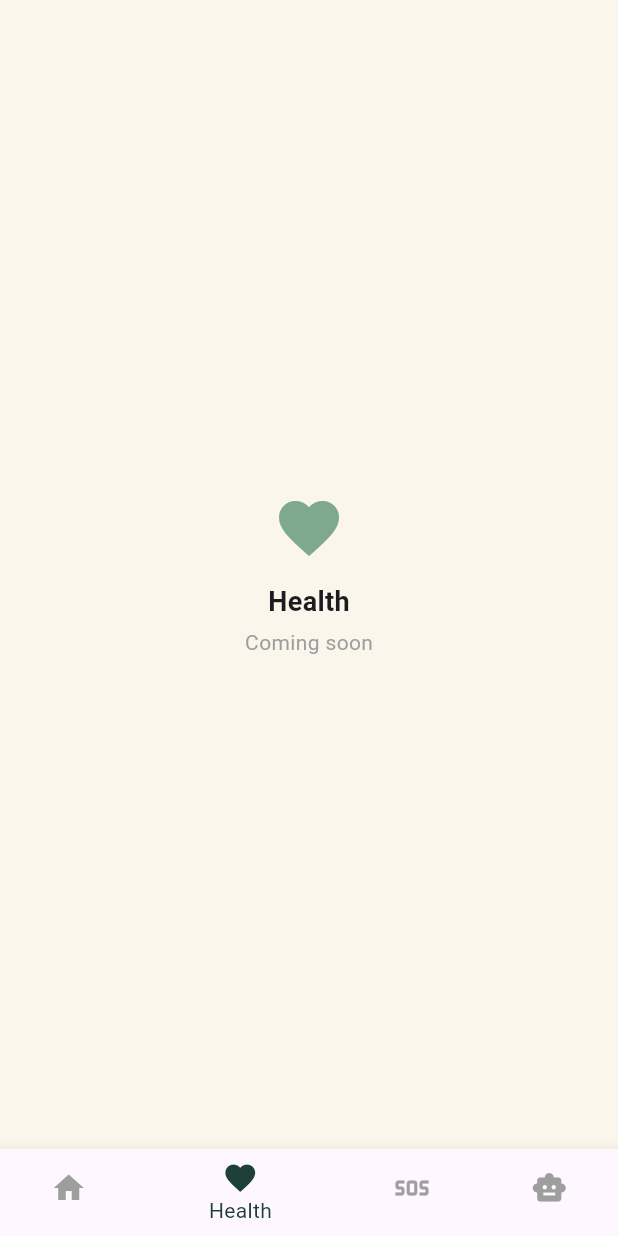
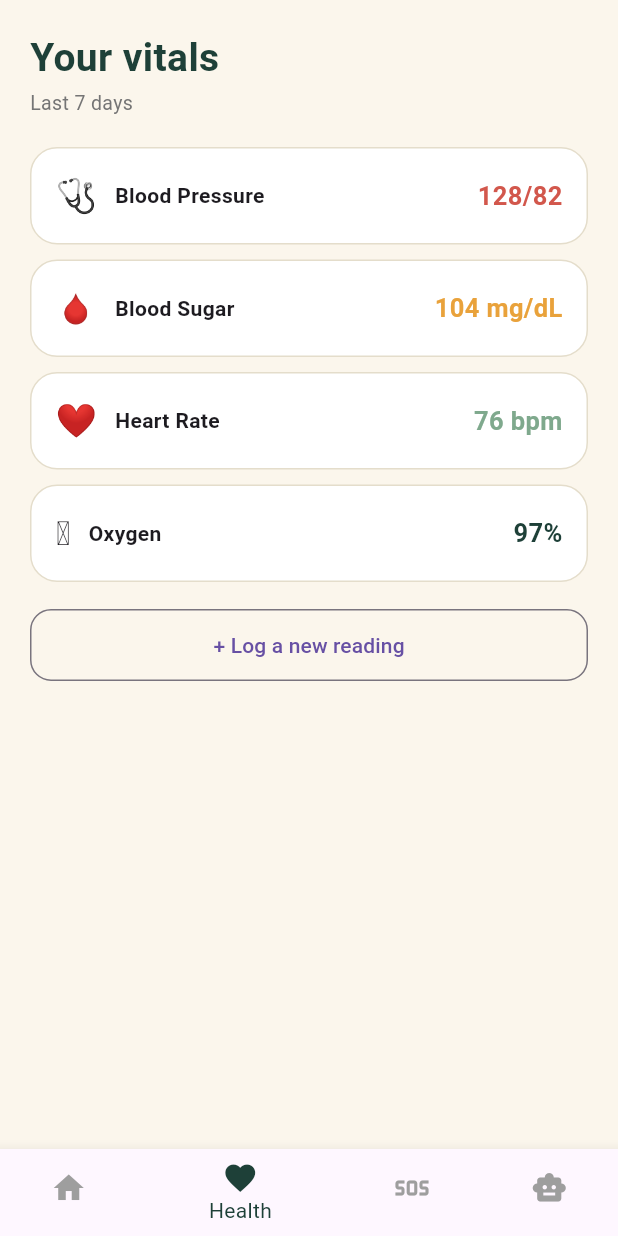
Before and after one commit to TharusiManchanayake/CareMate, a Flutter app: the screen it shows after launch, item 2 of the bottom bar chosen, on a phone screen of 412 x 824 dp. Run offline on Flutter 3.47's test engine with Material 3 defaults, Android fonts, the phone set to English and light mode, and no system bars.

Commit message:
Add Health screen with vitals cards, split into separate file

```diff
--- /dev/null
+++ b/lib/health_screen.dart
@@ -0,0 +1,104 @@
+import 'package:flutter/material.dart';
+
+// A small "model" for one vital reading — same idea as Medicine.
+class Vital {
+  final String name;
+  final String value;
+  final String icon;
+  final Color color;
+
+  Vital({
+    required this.name,
+    required this.value,
+    required this.icon,
+    required this.color,
+  });
+}
+
+class HealthScreen extends StatelessWidget {
+  const HealthScreen({super.key});
+
+  @override
+  Widget build(BuildContext context) {
+    final vitals = [
+      Vital(name: 'Blood Pressure', value: '128/82', icon: '🩺', color: const Color(0xFFD2574C)),
+      Vital(name: 'Blood Sugar', value: '104 mg/dL', icon: '🩸', color: const Color(0xFFE9A23B)),
+      Vital(name: 'Heart Rate', value: '76 bpm', icon: '❤️', color: const Color(0xFF7FA98D)),
+      Vital(name: 'Oxygen', value: '97%', icon: '🫁', color: const Color(0xFF1E4038)),
+    ];
+
+    return SingleChildScrollView(
+      padding: const EdgeInsets.all(20),
+      child: Column(
+        crossAxisAlignment: CrossAxisAlignment.start,
+        children: [
+          const Text(
+            'Your vitals',
+            style: TextStyle(
+              fontSize: 26,
+              fontWeight: FontWeight.w600,
+              color: Color(0xFF1E4038),
+            ),
+          ),
+          const SizedBox(height: 2),
+          Text(
+            'Last 7 days',
+            style: TextStyle(fontSize: 13, color: Colors.grey[600]),
+          ),
+          const SizedBox(height: 20),
+
+          for (final v in vitals) ...[
+            _vitalCard(v),
+            const SizedBox(height: 10),
+          ],
+
+          const SizedBox(height: 8),
+          SizedBox(
+            width: double.infinity,
+            child: OutlinedButton(
+              onPressed: () => debugPrint('Add vital reading tapped'),
+              style: OutlinedButton.styleFrom(
+                padding: const EdgeInsets.symmetric(vertical: 14),
+                shape: RoundedRectangleBorder(
+                  borderRadius: BorderRadius.circular(14),
+                ),
+              ),
+              child: const Text('+ Log a new reading'),
+            ),
+          ),
+        ],
+      ),
+    );
+  }
+
+  Widget _vitalCard(Vital v) {
+    return Container(
+      padding: const EdgeInsets.all(16),
+      decoration: BoxDecoration(
+        color: Colors.white,
+        borderRadius: BorderRadius.circular(18),
+        border: Border.all(color: const Color(0xFFE4DDCB)),
+      ),
+      child: Row(
+        children: [
+          Text(v.icon, style: const TextStyle(fontSize: 22)),
+          const SizedBox(width: 12),
+          Expanded(
+            child: Text(
+              v.name,
+              style: const TextStyle(fontSize: 14, fontWeight: FontWeight.w600),
+            ),
+          ),
+          Text(
+            v.value,
+            style: TextStyle(
+              fontSize: 17,
+              fontWeight: FontWeight.bold,
+              color: v.color,
+            ),
+          ),
+        ],
+      ),
+    );
+  }
+}
--- a/lib/main.dart
+++ b/lib/main.dart
@@ -1,4 +1,6 @@
 import 'package:flutter/material.dart';
+import 'medicine.dart'; // our new data model file
+import 'health_screen.dart';
 
 void main() {
   runApp(const CareMateApp());
@@ -25,29 +27,49 @@ class HomeScreen extends StatefulWidget {
 }
 
 class _HomeScreenState extends State<HomeScreen> {
-  bool _isTaken = false;
   int _selectedNavIndex = 0;
+
+  // Our list of medicines — this is now the single source of truth.
+  // Instead of hardcoding one card, we generate cards from this list.
+  final List<Medicine> _medicines = [
+    Medicine(
+      name: 'Amlodipine 5mg',
+      dosage: '1 tablet',
+      condition: 'Blood pressure',
+      timing: 'after breakfast',
+      time: '9:41 AM',
+    ),
+    Medicine(
+      name: 'Metformin 500mg',
+      dosage: '1 tablet',
+      condition: 'Diabetes',
+      timing: 'before lunch',
+      time: '12:30 PM',
+    ),
+    Medicine(
+      name: 'Vitamin D 1000IU',
+      dosage: '1 tablet',
+      condition: 'Supplement',
+      timing: 'anytime',
+      time: '1:00 PM',
+    ),
+  ];
 
   @override
   Widget build(BuildContext context) {
     return Scaffold(
       backgroundColor: const Color(0xFFFBF6EC),
-
-      // IndexedStack shows only the child at `index`, but keeps all
-      // children alive in memory — switching tabs is instant and
-      // doesn't lose any state on the screens you switch away from.
       body: SafeArea(
         child: IndexedStack(
           index: _selectedNavIndex,
           children: [
             _buildHomeTab(),
-            _placeholderTab('Health', Icons.favorite, const Color(0xFF7FA98D)),
+            const HealthScreen(),
             _placeholderTab('Emergency SOS', Icons.sos, const Color(0xFFD2574C)),
             _placeholderTab('AI Assistant', Icons.smart_toy, const Color(0xFFE9A23B)),
           ],
         ),
       ),
-
       bottomNavigationBar: BottomNavigationBar(
         currentIndex: _selectedNavIndex,
         selectedItemColor: const Color(0xFF1E4038),
@@ -67,9 +89,12 @@ class _HomeScreenState extends State<HomeScreen> {
     );
   }
 
-  // ---- The real Home tab content (everything we built so far) ----
   Widget _buildHomeTab() {
-    return Padding(
+    // Count how many are taken, for the greeting subtitle — this is
+    // computed live from the list every time build() runs.
+    final takenCount = _medicines.where((m) => m.isTaken).length;
+
+    return SingleChildScrollView(
       padding: const EdgeInsets.all(20),
       child: Column(
         crossAxisAlignment: CrossAxisAlignment.start,
@@ -82,8 +107,31 @@ class _HomeScreenState extends State<HomeScreen> {
               color: Color(0xFF1E4038),
             ),
           ),
+          const SizedBox(height: 2),
+          Text(
+            "You've taken $takenCount of ${_medicines.length} doses today",
+            style: TextStyle(fontSize: 13, color: Colors.grey[600]),
+          ),
           const SizedBox(height: 20),
-          Container(
+
+          // ---- Generate one card per medicine using a for loop ----
+          // Dart lets you put a `for` directly inside a list literal
+          // (this is called a "collection for"). For each medicine
+          // in _medicines, it builds a card widget and adds it here.
+          for (final med in _medicines) ...[
+            _medicineCard(med),
+            const SizedBox(height: 12),
+          ],
+        ],
+      ),
+    );
+  }
+
+  // Takes a Medicine object and returns a card widget for it.
+  // Because this same method is reused for every medicine, we only
+  // wrote the card UI once, no matter how many medicines exist.
+  Widget _medicineCard(Medicine med) {
+    return Container(
       padding: const EdgeInsets.all(18),
       decoration: BoxDecoration(
         color: Colors.white,
@@ -93,27 +141,27 @@ class _HomeScreenState extends State<HomeScreen> {
       child: Column(
         crossAxisAlignment: CrossAxisAlignment.start,
         children: [
-                const Text(
-                  'Amlodipine 5mg',
-                  style: TextStyle(fontSize: 17, fontWeight: FontWeight.bold),
+          Text(
+            med.name,
+            style: const TextStyle(fontSize: 17, fontWeight: FontWeight.bold),
           ),
           const SizedBox(height: 4),
           Text(
-                  'Blood pressure · 1 tablet · after breakfast',
+            '${med.condition} · ${med.dosage} · ${med.timing}',
             style: TextStyle(fontSize: 13, color: Colors.grey[600]),
           ),
           const SizedBox(height: 16),
-                if (_isTaken)
+          if (med.isTaken)
             Container(
               padding: const EdgeInsets.symmetric(vertical: 12),
               decoration: BoxDecoration(
                 color: const Color(0xFFE4EFE6),
                 borderRadius: BorderRadius.circular(14),
               ),
-                    child: const Center(
+              child: Center(
                 child: Text(
-                        '✓ Taken at 9:41 AM',
-                        style: TextStyle(
+                  '✓ Taken at ${med.time}',
+                  style: const TextStyle(
                     color: Color(0xFF2F5B45),
                     fontWeight: FontWeight.bold,
                   ),
@@ -126,8 +174,11 @@ class _HomeScreenState extends State<HomeScreen> {
                 Expanded(
                   child: ElevatedButton(
                     onPressed: () {
+                      // We mutate the object's field directly (it's
+                      // not `final`), then call setState so Flutter
+                      // knows to redraw with the new value.
                       setState(() {
-                              _isTaken = true;
+                        med.isTaken = true;
                       });
                     },
                     style: ElevatedButton.styleFrom(
@@ -144,7 +195,7 @@ class _HomeScreenState extends State<HomeScreen> {
                 const SizedBox(width: 8),
                 Expanded(
                   child: ElevatedButton(
-                          onPressed: () => debugPrint('Snoozed'),
+                    onPressed: () => debugPrint('Snoozed ${med.name}'),
                     style: ElevatedButton.styleFrom(
                       backgroundColor: const Color(0xFFFBEBD2),
                       foregroundColor: const Color(0xFF93611B),
@@ -159,7 +210,7 @@ class _HomeScreenState extends State<HomeScreen> {
                 const SizedBox(width: 8),
                 Expanded(
                   child: ElevatedButton(
-                          onPressed: () => debugPrint('Skipped'),
+                    onPressed: () => debugPrint('Skipped ${med.name}'),
                     style: ElevatedButton.styleFrom(
                       backgroundColor: const Color(0xFFFBE3E0),
                       foregroundColor: const Color(0xFF9A362D),
@@ -175,57 +226,9 @@ class _HomeScreenState extends State<HomeScreen> {
             ),
         ],
       ),
-          ),
-          const SizedBox(height: 20),
-          Row(
-            children: [
-              _statChip('92%', 'Adherence'),
-              const SizedBox(width: 10),
-              _statChip('5', 'Pills left'),
-              const SizedBox(width: 10),
-              _statChip('14', 'Day streak'),
-            ],
-          ),
-        ],
-      ),
     );
   }
 
-  Widget _statChip(String number, String label) {
-    return Expanded(
-      child: Container(
-        padding: const EdgeInsets.symmetric(vertical: 14),
-        decoration: BoxDecoration(
-          color: Colors.white,
-          border: Border.all(color: const Color(0xFFE4DDCB)),
-          borderRadius: BorderRadius.circular(16),
-        ),
-        child: Column(
-          children: [
-            Text(
-              number,
-              style: const TextStyle(
-                fontSize: 20,
-                fontWeight: FontWeight.w600,
-                color: Color(0xFF1E4038),
-              ),
-            ),
-            const SizedBox(height: 2),
-            Text(
-              label,
-              style: TextStyle(
-                fontSize: 10.5,
-                fontWeight: FontWeight.w600,
-                color: Colors.grey[600],
-              ),
-            ),
-          ],
-        ),
-      ),
-    );
-  }
-
-  // ---- Simple placeholder for tabs we haven't built yet ----
   Widget _placeholderTab(String label, IconData icon, Color color) {
     return Center(
       child: Column(
@@ -233,15 +236,9 @@ class _HomeScreenState extends State<HomeScreen> {
         children: [
           Icon(icon, size: 48, color: color),
           const SizedBox(height: 12),
-          Text(
-            label,
-            style: const TextStyle(fontSize: 18, fontWeight: FontWeight.bold),
-          ),
+          Text(label, style: const TextStyle(fontSize: 18, fontWeight: FontWeight.bold)),
           const SizedBox(height: 4),
-          Text(
-            'Coming soon',
-            style: TextStyle(color: Colors.grey[500]),
-          ),
+          Text('Coming soon', style: TextStyle(color: Colors.grey[500])),
         ],
       ),
     );
--- /dev/null
+++ b/lib/medicine.dart
@@ -0,0 +1,20 @@
+// A "model" class — just a plain Dart class that represents one
+// real-world thing (a medicine) as structured data. No UI code
+// here at all, purely data.
+class Medicine {
+  final String name;
+  final String dosage;
+  final String condition; // e.g. "Blood pressure"
+  final String timing; // e.g. "after breakfast"
+  final String time; // e.g. "9:41 AM"
+  bool isTaken; // NOT final — this one needs to change over time
+
+  Medicine({
+    required this.name,
+    required this.dosage,
+    required this.condition,
+    required this.timing,
+    required this.time,
+    this.isTaken = false, // default value if not specified
+  });
+}
```
Lines whose indentation alone changed are shown as unchanged.
